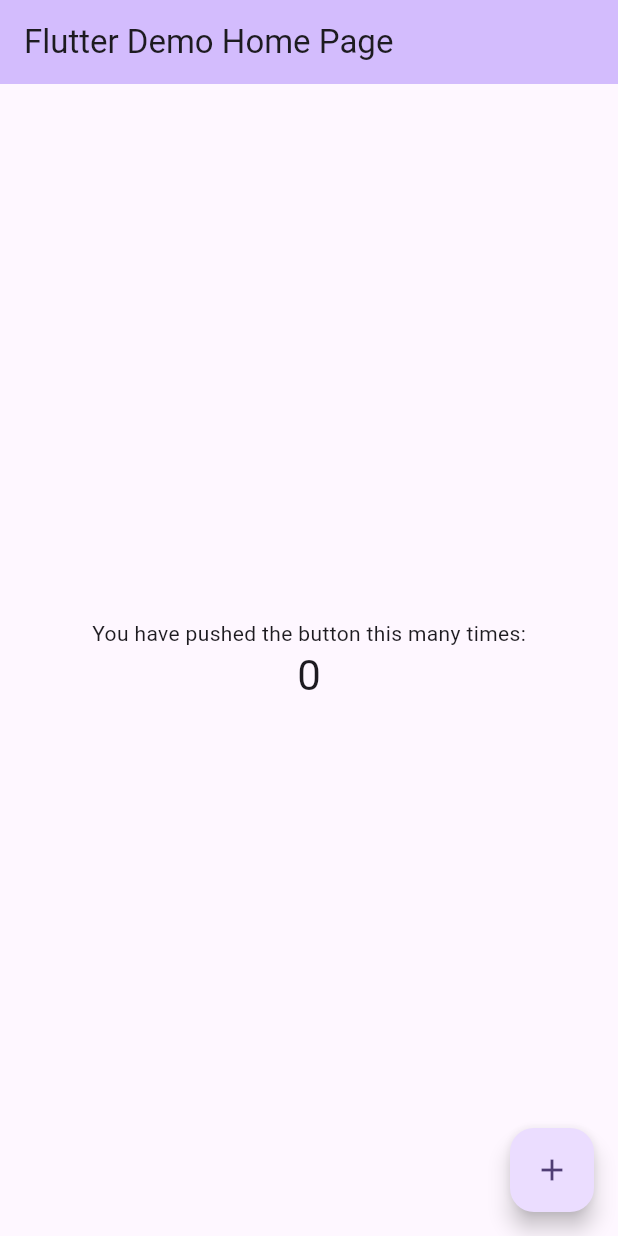
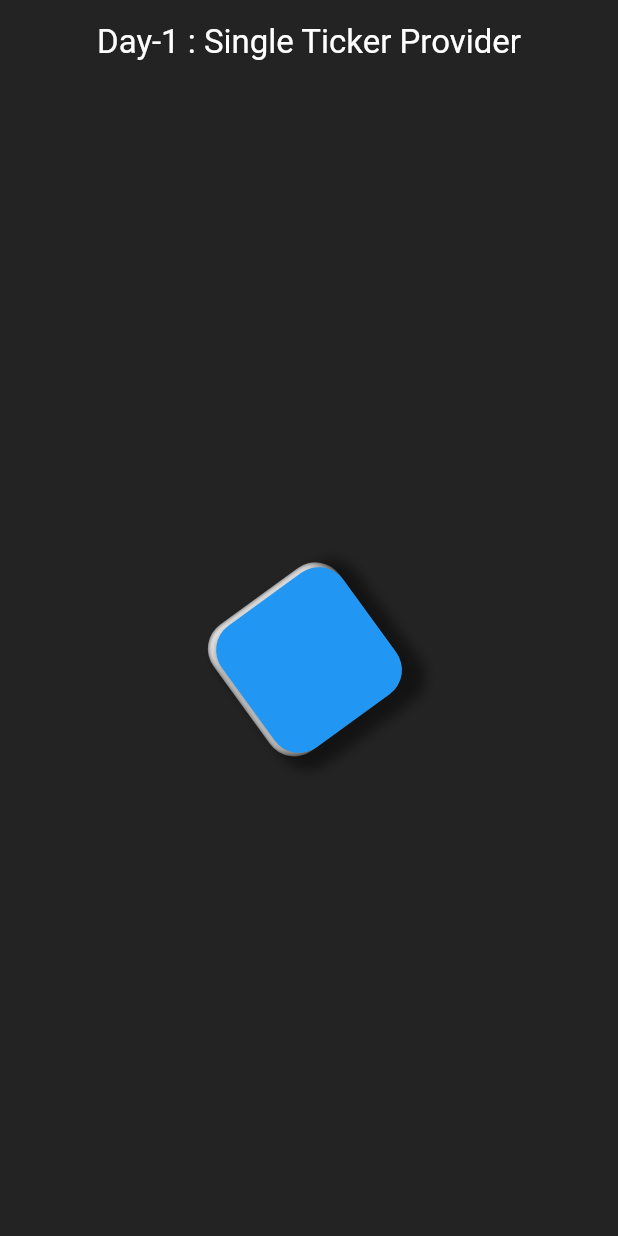
Before and after one commit to Himanshu-sh0/Animations, a Flutter app: the screen it shows after launch, on a phone screen of 412 x 824 dp. Run offline on Flutter 3.47's test engine with Material 3 defaults, Android fonts, the phone set to English and light mode, and no system bars.

Commit message:
cover basic concepts: Animated builder, Animation controller, etc

```diff
--- /dev/null
+++ b/lib/basic_concepts/animated_builder_with_transform.dart
@@ -0,0 +1,91 @@
+import 'package:flutter/material.dart';
+import 'dart:math';
+
+/// Animation controller [ _controller ] : an object that allows you to control changes to a double value.
+/// An Animation Object [_animation ] : An object that is tied to the Animation Controller [_controller ], and changes its value according to the [ _controller ] (could be a double value or offset value).
+/// [ AnimationController ] requires two main parameters, [ vsync ] and [ duration ]
+/// [ vsync ] :  which object/widget should i sync the animation with.
+/// [ duration ] : how long should the animation take , to get animated.
+/// [ _animation ] is initialized with [ Tween ] - [ Animation ] which is used to animate an object between two values.
+/// by default it returns a [ Tween ]-[ Object]. However, [_animation ] requires an Animation.
+/// So, the [ animate ] method is applied over the tween object, to get an [ Animation ] out of it.
+
+class Day1 extends StatefulWidget {
+  const Day1({super.key, required this.title});
+  final String title;
+  @override
+  State<StatefulWidget> createState() {
+    return Day1State();
+  }
+}
+
+class Day1State extends State<Day1> with SingleTickerProviderStateMixin {
+  late AnimationController _controller;
+  late Animation<double> _animation;
+
+  @override
+  initState() {
+    super.initState();
+    _controller = AnimationController(
+      vsync: this,
+      duration: const Duration(seconds: 2),
+    );
+    _animation = Tween<double>(begin: 0.0, end: 2 * pi).animate(_controller);
+    _controller.repeat();
+  }
+
+  /// free the memory allocated to the controller.
+  @override
+  void dispose() {
+    _controller.dispose();
+    super.dispose();
+  }
+
+  @override
+  Widget build(BuildContext context) {
+    return Scaffold(
+      appBar: AppBar(
+        title: Text(widget.title, style: const TextStyle(color: Colors.white)),
+        centerTitle: true,
+        backgroundColor: const Color.fromARGB(255, 35, 35, 35),
+      ),
+      backgroundColor: const Color.fromARGB(255, 35, 35, 35),
+      body: Center(
+        // A widget that re-draws the content/animation whenever the controller value changes.
+        child: AnimatedBuilder(
+          animation: _controller,
+          // used to translate or rotate a widget along any axis.
+          builder: (context, child) => Transform(
+            // the pibbit point along which the rotation will happen.
+            alignment: Alignment.center,
+            // matriz4.identity is just like Offset.zero, no translation , no rotation. just, reset the matrix.
+            transform: Matrix4.identity()..rotateZ(_animation.value),
+            child: Container(
+              height: 100,
+              width: 100,
+              decoration: BoxDecoration(
+                color: Colors.blue,
+                borderRadius: BorderRadius.circular(20),
+                boxShadow: const [
+                  BoxShadow(
+                    color: Colors.white,
+                    spreadRadius: 2,
+                    blurRadius: 2,
+                    offset: Offset(-2, -2),
+                    blurStyle: BlurStyle.inner,
+                  ),
+                  BoxShadow(
+                    color: Colors.black45,
+                    spreadRadius: 6,
+                    blurRadius: 6,
+                    offset: Offset(4, 7),
+                  ),
+                ],
+              ),
+            ),
+          ),
+        ),
+      ),
+    );
+  }
+}
--- a/lib/main.dart
+++ b/lib/main.dart
@@ -1,3 +1,4 @@
+import 'package:animations/basic_concepts/animated_builder_with_transform.dart';
 import 'package:flutter/material.dart';
 
 void main() {
@@ -6,120 +7,16 @@ void main() {
 
 class MyApp extends StatelessWidget {
   const MyApp({super.key});
-
-  // This widget is the root of your application.
   @override
   Widget build(BuildContext context) {
     return MaterialApp(
       title: 'Flutter Demo',
       theme: ThemeData(
-        // This is the theme of your application.
-        //
-        // TRY THIS: Try running your application with "flutter run". You'll see
-        // the application has a purple toolbar. Then, without quitting the app,
-        // try changing the seedColor in the colorScheme below to Colors.green
-        // and then invoke "hot reload" (save your changes or press the "hot
-        // reload" button in a Flutter-supported IDE, or press "r" if you used
-        // the command line to start the app).
-        //
-        // Notice that the counter didn't reset back to zero; the application
-        // state is not lost during the reload. To reset the state, use hot
-        // restart instead.
-        //
-        // This works for code too, not just values: Most code changes can be
-        // tested with just a hot reload.
         colorScheme: ColorScheme.fromSeed(seedColor: Colors.deepPurple),
         useMaterial3: true,
       ),
-      home: const MyHomePage(title: 'Flutter Demo Home Page'),
+      debugShowCheckedModeBanner: false,
+      home: const Day1(title: "Day-1 : Single Ticker Provider"),
     );
   }
 }
-
-class MyHomePage extends StatefulWidget {
-  const MyHomePage({super.key, required this.title});
-
-  // This widget is the home page of your application. It is stateful, meaning
-  // that it has a State object (defined below) that contains fields that affect
-  // how it looks.
-
-  // This class is the configuration for the state. It holds the values (in this
-  // case the title) provided by the parent (in this case the App widget) and
-  // used by the build method of the State. Fields in a Widget subclass are
-  // always marked "final".
-
-  final String title;
-
-  @override
-  State<MyHomePage> createState() => _MyHomePageState();
-}
-
-class _MyHomePageState extends State<MyHomePage> {
-  int _counter = 0;
-
-  void _incrementCounter() {
-    setState(() {
-      // This call to setState tells the Flutter framework that something has
-      // changed in this State, which causes it to rerun the build method below
-      // so that the display can reflect the updated values. If we changed
-      // _counter without calling setState(), then the build method would not be
-      // called again, and so nothing would appear to happen.
-      _counter++;
-    });
-  }
-
-  @override
-  Widget build(BuildContext context) {
-    // This method is rerun every time setState is called, for instance as done
-    // by the _incrementCounter method above.
-    //
-    // The Flutter framework has been optimized to make rerunning build methods
-    // fast, so that you can just rebuild anything that needs updating rather
-    // than having to individually change instances of widgets.
-    return Scaffold(
-      appBar: AppBar(
-        // TRY THIS: Try changing the color here to a specific color (to
-        // Colors.amber, perhaps?) and trigger a hot reload to see the AppBar
-        // change color while the other colors stay the same.
-        backgroundColor: Theme.of(context).colorScheme.inversePrimary,
-        // Here we take the value from the MyHomePage object that was created by
-        // the App.build method, and use it to set our appbar title.
-        title: Text(widget.title),
-      ),
-      body: Center(
-        // Center is a layout widget. It takes a single child and positions it
-        // in the middle of the parent.
-        child: Column(
-          // Column is also a layout widget. It takes a list of children and
-          // arranges them vertically. By default, it sizes itself to fit its
-          // children horizontally, and tries to be as tall as its parent.
-          //
-          // Column has various properties to control how it sizes itself and
-          // how it positions its children. Here we use mainAxisAlignment to
-          // center the children vertically; the main axis here is the vertical
-          // axis because Columns are vertical (the cross axis would be
-          // horizontal).
-          //
-          // TRY THIS: Invoke "debug painting" (choose the "Toggle Debug Paint"
-          // action in the IDE, or press "p" in the console), to see the
-          // wireframe for each widget.
-          mainAxisAlignment: MainAxisAlignment.center,
-          children: <Widget>[
-            const Text(
-              'You have pushed the button this many times:',
-            ),
-            Text(
-              '$_counter',
-              style: Theme.of(context).textTheme.headlineMedium,
-            ),
-          ],
-        ),
-      ),
-      floatingActionButton: FloatingActionButton(
-        onPressed: _incrementCounter,
-        tooltip: 'Increment',
-        child: const Icon(Icons.add),
-      ), // This trailing comma makes auto-formatting nicer for build methods.
-    );
-  }
-}
```
